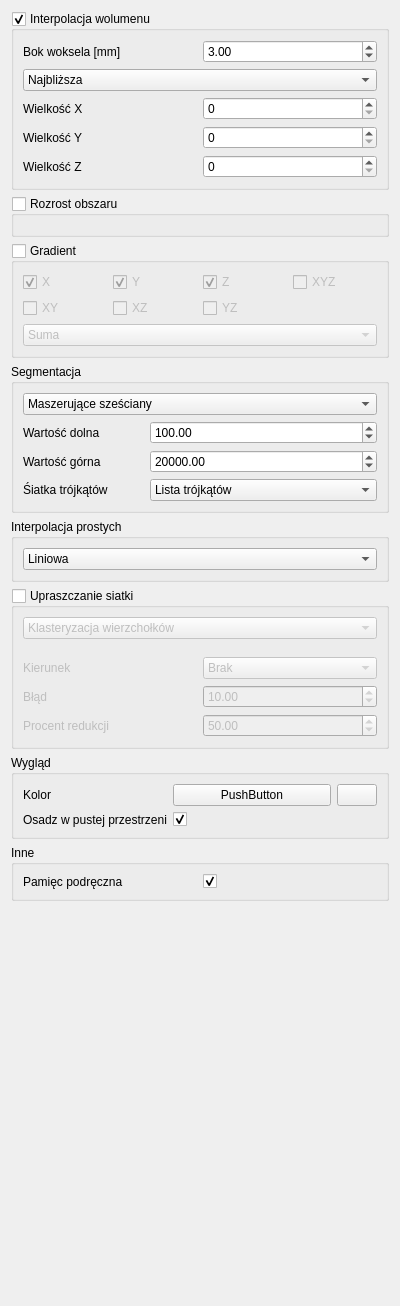
jedrzejowski/sokar-app, file src/SokarUi/SegmentationPipelineEditor.ui: the form before one commit.
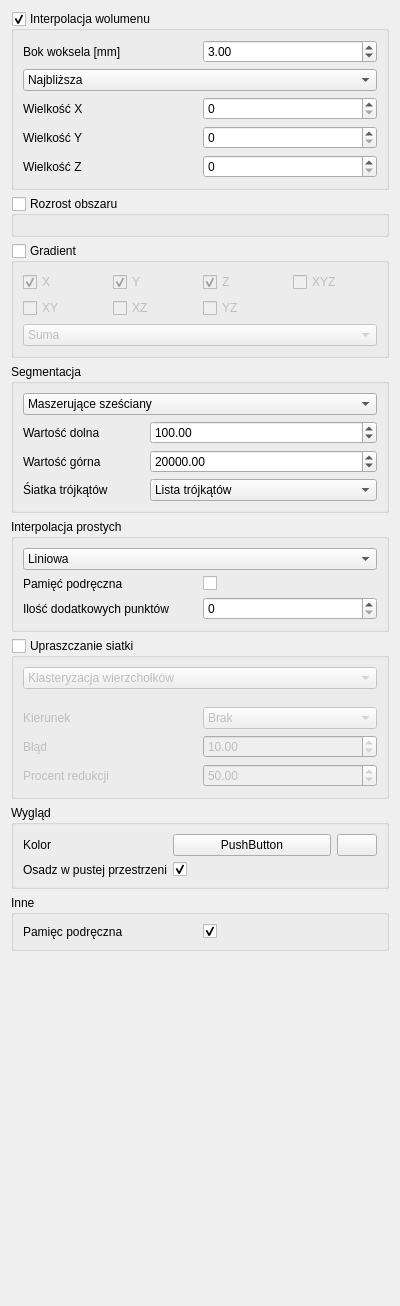
The form after the commit. Icons and pictures are not drawn. Custom widgets are drawn as their Qt base class.

Commit message: prace nad UI

Patch:
```diff
--- a/src/SokarUi/SegmentationPipelineEditor.ui
+++ b/src/SokarUi/SegmentationPipelineEditor.ui
@@ -333,8 +333,8 @@
      <property name="checkable">
       <bool>false</bool>
      </property>
-     <layout class="QGridLayout" name="gridLayout_8">
-      <item row="0" column="0">
+     <layout class="QVBoxLayout" name="verticalLayout_2">
+      <item>
        <widget class="QtUi::ComboBox" name="line_interpolation_combo">
         <item>
          <property name="text">
@@ -353,6 +353,34 @@
         </item>
        </widget>
       </item>
+      <item>
+       <layout class="QGridLayout" name="common_line_interpolation_bix">
+        <item row="1" column="1">
+         <widget class="QtUi::SpinBox" name="line_interpolation_extend_point"/>
+        </item>
+        <item row="1" column="0">
+         <widget class="QLabel" name="label">
+          <property name="text">
+           <string>Ilość dodatkowych punktów</string>
+          </property>
+         </widget>
+        </item>
+        <item row="0" column="0">
+         <widget class="QLabel" name="label_12">
+          <property name="text">
+           <string>Pamięć podręczna</string>
+          </property>
+         </widget>
+        </item>
+        <item row="0" column="1">
+         <widget class="QCheckBox" name="line_interpolation_cache_check">
+          <property name="text">
+           <string/>
+          </property>
+         </widget>
+        </item>
+       </layout>
+      </item>
      </layout>
     </widget>
    </item>
```
Left out of the diff: 5 changed lines with no effect on the pictures. The commit also changes 7 other files.
